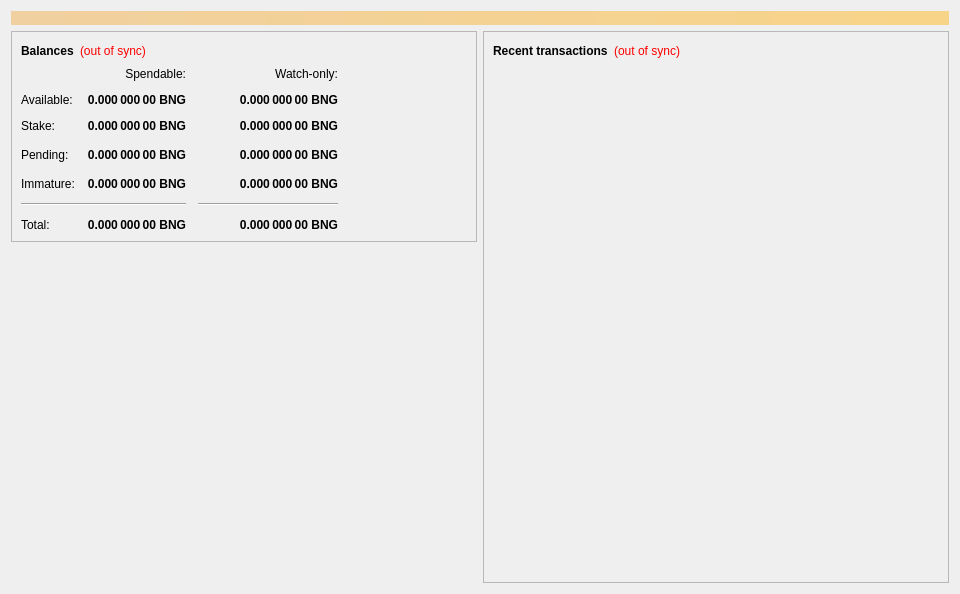
BungeeStartup/Bungee, file src/qt/forms/overviewpage.ui: the form before one commit.
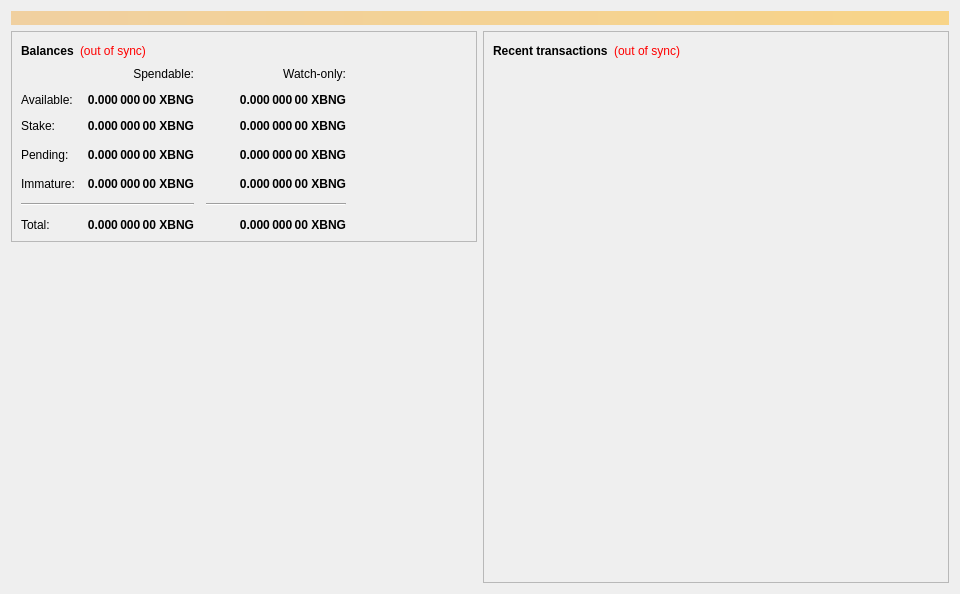
The form after the commit.

What changed in the file:
```diff
--- a/src/qt/forms/overviewpage.ui
+++ b/src/qt/forms/overviewpage.ui
@@ -121,7 +121,7 @@
                <string>Unconfirmed transactions to watch-only addresses</string>
               </property>
               <property name="text">
-               <string notr="true">0.000 000 00 BNG</string>
+               <string notr="true">0.000 000 00 XBNG</string>
               </property>
               <property name="alignment">
                <set>Qt::AlignRight|Qt::AlignTrailing|Qt::AlignVCenter</set>
@@ -146,7 +146,7 @@
                <string>Total of transactions that have yet to be confirmed, and do not yet count toward the spendable balance</string>
               </property>
               <property name="text">
-               <string notr="true">0.000 000 00 BNG</string>
+               <string notr="true">0.000 000 00 XBNG</string>
               </property>
               <property name="alignment">
                <set>Qt::AlignRight|Qt::AlignTrailing|Qt::AlignVCenter</set>
@@ -171,7 +171,7 @@
                <string>Mined balance in watch-only addresses that has not yet matured</string>
               </property>
               <property name="text">
-               <string notr="true">0.000 000 00 BNG</string>
+               <string notr="true">0.000 000 00 XBNG</string>
               </property>
               <property name="alignment">
                <set>Qt::AlignRight|Qt::AlignTrailing|Qt::AlignVCenter</set>
@@ -235,7 +235,7 @@
                <string>Mined balance that has not yet matured</string>
               </property>
               <property name="text">
-               <string notr="true">0.000 000 00 BNG</string>
+               <string notr="true">0.000 000 00 XBNG</string>
               </property>
               <property name="alignment">
                <set>Qt::AlignRight|Qt::AlignTrailing|Qt::AlignVCenter</set>
@@ -280,7 +280,7 @@
                <string>Your current total balance</string>
               </property>
               <property name="text">
-               <string notr="true">0.000 000 00 BNG</string>
+               <string notr="true">0.000 000 00 XBNG</string>
               </property>
               <property name="alignment">
                <set>Qt::AlignRight|Qt::AlignTrailing|Qt::AlignVCenter</set>
@@ -305,7 +305,7 @@
                <string>Current total balance in watch-only addresses</string>
               </property>
               <property name="text">
-               <string notr="true">0.000 000 00 BNG</string>
+               <string notr="true">0.000 000 00 XBNG</string>
               </property>
               <property name="alignment">
                <set>Qt::AlignRight|Qt::AlignTrailing|Qt::AlignVCenter</set>
@@ -347,7 +347,7 @@
                <string>Your current spendable balance</string>
               </property>
               <property name="text">
-               <string notr="true">0.000 000 00 BNG</string>
+               <string notr="true">0.000 000 00 XBNG</string>
               </property>
               <property name="alignment">
                <set>Qt::AlignRight|Qt::AlignTrailing|Qt::AlignVCenter</set>
@@ -379,7 +379,7 @@
                <string>Total of coins that was staked, and do not yet count toward the current balance</string>
               </property>
               <property name="text">
-               <string notr="true">0.000 000 00 BNG</string>
+               <string notr="true">0.000 000 00 XBNG</string>
               </property>
               <property name="alignment">
                <set>Qt::AlignRight|Qt::AlignTrailing|Qt::AlignVCenter</set>
@@ -404,7 +404,7 @@
                <string>Total of coins that was staked in watch-only addresses, and do not yet count toward the current watch-only balance</string>
               </property>
               <property name="text">
-               <string notr="true">0.000 000 00 BNG</string>
+               <string notr="true">0.000 000 00 XBNG</string>
               </property>
               <property name="alignment">
                <set>Qt::AlignRight|Qt::AlignTrailing|Qt::AlignVCenter</set>
@@ -429,7 +429,7 @@
                <string>Your current balance in watch-only addresses</string>
               </property>
               <property name="text">
-               <string notr="true">0.000 000 00 BNG</string>
+               <string notr="true">0.000 000 00 XBNG</string>
               </property>
               <property name="alignment">
                <set>Qt::AlignRight|Qt::AlignTrailing|Qt::AlignVCenter</set>
```
